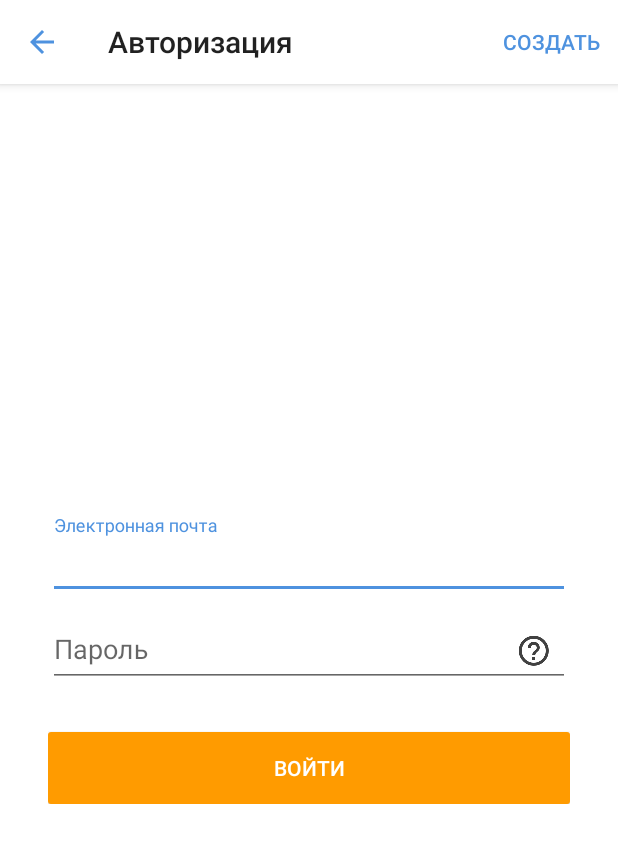
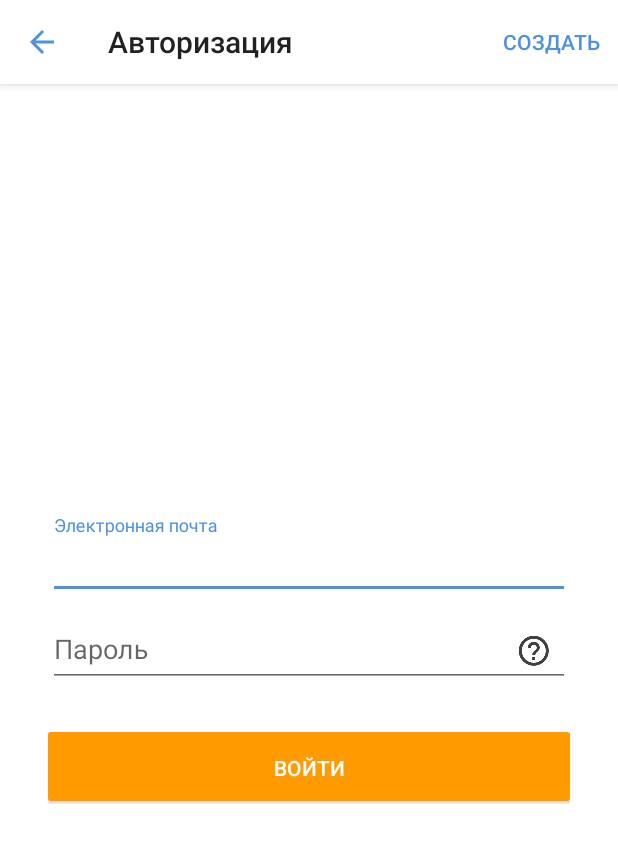
Before and after one commit to Uselesslav/HeadsAndHandsTest, an Android app: the screen it shows after launch (AuthorizationActivity), on a phone screen of 412 x 824 dp. Shown: the top 843 px of the screen. Run offline under Robolectric (Android 15) with nearby library versions, the phone set to English and light mode, and no system bars.

```diff
--- a/app/src/main/res/drawable/button_background.xml
+++ b/app/src/main/res/drawable/button_background.xml
@@ -1,6 +1,9 @@
 <?xml version="1.0" encoding="utf-8"?>
-<shape xmlns:android="http://schemas.android.com/apk/res/android"
-    android:shape="rectangle">
-    <corners android:radius="2dp" />
-    <solid android:color="@color/tangerine" />
-</shape>
+<layer-list xmlns:android="http://schemas.android.com/apk/res/android">
+    <item android:bottom="2dp">
+        <shape android:shape="rectangle">
+            <corners android:radius="2dp" />
+            <solid android:color="@color/tangerine" />
+        </shape>
+    </item>
+</layer-list>
```
